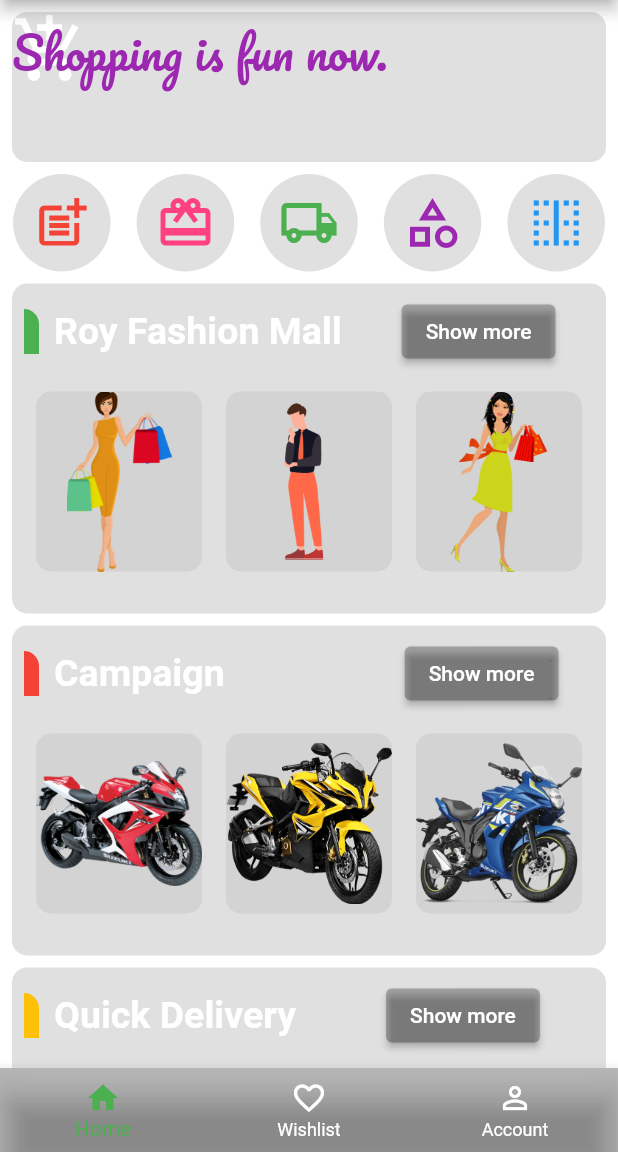
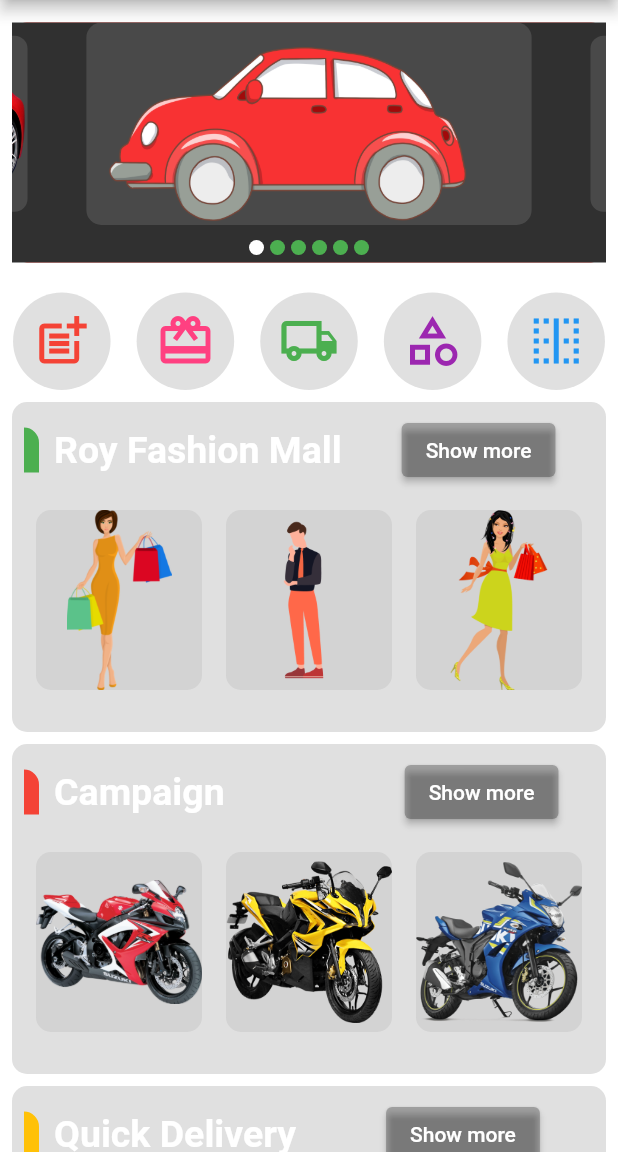
Before and after one commit to AvijitRoy12/responsive_flutter_app, a Flutter app: the ecHome screen opened directly, on a phone screen of 412 x 824 dp, the part 84-1236 px from its top. Run offline on Flutter 3.47's test engine with Material 2 defaults, Android fonts, the phone set to English and light mode, and no system bars; drawn by our look-alikes of carousel_slider; our stand-ins replace font_awesome_flutter.

Commit message:
Slider Added

```diff
--- /dev/null
+++ b/lib/constants.dart
@@ -0,0 +1,42 @@
+import 'package:flutter/material.dart';
+
+const kBottomContainerHeight = 70.0;
+const kInactiveCardColor = Color(0xFF111328);
+const kActiveCardColor = Color(0xFF1D1E33);
+const kBottomContainerColor = Color(0xFFEB1555);
+
+const kLabelTextStyle = TextStyle(
+  fontWeight: FontWeight.normal,color: Colors.white,fontFamily: 'Source Sans Pro',
+  fontSize: 17.0,
+);
+const kTableTextStyle = TextStyle(
+  fontWeight: FontWeight.normal,color: Colors.white,
+  fontSize: 19.0,
+);
+
+const kNumberTextStyle = TextStyle(fontSize: 50.0,
+    fontWeight: FontWeight.w900
+);
+
+const kTitleTextStyle = TextStyle(
+  fontSize: 40.0, color: Colors.white, fontWeight: FontWeight.bold
+);
+
+const kResultTextStyle = TextStyle(
+  fontSize: 20.0, color: Colors.green,
+);
+
+const kResultNumberTextStyle = TextStyle(
+  fontSize: 100.0, color: Colors.white, fontWeight: FontWeight.bold,
+);
+const kBodyTextStyle = TextStyle(
+  fontSize: 22.0, color: Colors.white70, fontWeight: FontWeight.bold,
+);
+
+const kBottomButtonTextStyle = TextStyle(
+  fontSize: 25.0, color: Colors.white, fontWeight: FontWeight.bold,
+);
+
+const kDrawerHeaderTextStyle = TextStyle(
+  fontSize: 20.0, color: Colors.white, fontWeight: FontWeight.bold,
+);
--- a/lib/echome.dart
+++ b/lib/echome.dart
@@ -3,7 +3,7 @@ import 'package:flutter/material.dart';
 import 'package:flutter/widgets.dart';
 import 'drawer.dart';
 import 'reusablecards.dart';
-
+import 'slider_image.dart';
 class ecHome extends StatelessWidget {
   @override
   Widget build(BuildContext context) {
@@ -13,39 +13,39 @@ class ecHome extends StatelessWidget {
       drawer: Drawer(
         child: drawer_content(),
       ),
-      bottomNavigationBar: Container(
-        decoration: BoxDecoration(
-            color: Colors.white12,
-            borderRadius: BorderRadius.only(
-              topRight: Radius.circular(40.0),
-              topLeft: Radius.circular(40.0),
-            )),
-        child: BottomNavigationBar(
-          backgroundColor: Colors.black26,
-          selectedItemColor: Colors.green,
-          unselectedItemColor: Colors.white,
-          items: <BottomNavigationBarItem>[
-            BottomNavigationBarItem(
-              icon: Icon(
-                Icons.home,
-              ),
-              label: 'Home',
-            ),
-            BottomNavigationBarItem(
-              icon: Icon(
-                Icons.favorite_border,
-              ),
-              label: 'Wishlist',
-            ),
-            BottomNavigationBarItem(
-              icon: Icon(
-                Icons.person_outline_outlined,
-              ),
-              label: 'Account',
-            ),
-          ],
-        ),
-      ),
+      // bottomNavigationBar: Container(
+      //   decoration: BoxDecoration(
+      //       color: Colors.white12,
+      //       borderRadius: BorderRadius.only(
+      //         topRight: Radius.circular(40.0),
+      //         topLeft: Radius.circular(40.0),
+      //       )),
+      //   child: BottomNavigationBar(
+      //     backgroundColor: Colors.black26,
+      //     selectedItemColor: Colors.green,
+      //     unselectedItemColor: Colors.white,
+      //     items: <BottomNavigationBarItem>[
+      //       BottomNavigationBarItem(
+      //         icon: Icon(
+      //           Icons.home,
+      //         ),
+      //         label: 'Home',
+      //       ),
+      //       BottomNavigationBarItem(
+      //         icon: Icon(
+      //           Icons.favorite_border,
+      //         ),
+      //         label: 'Wishlist',
+      //       ),
+      //       BottomNavigationBarItem(
+      //         icon: Icon(
+      //           Icons.person_outline_outlined,
+      //         ),
+      //         label: 'Account',
+      //       ),
+      //     ],
+      //   ),
+      // ),
       appBar: AppBar(
         backgroundColor: Colors.black26,
         title: Text(
@@ -56,23 +56,32 @@ class ecHome extends StatelessWidget {
         child: ListView(
           children: [
             SizedBox(
-              height: 8.0,
+              height: 15.0,
             ),
             Row(
               children: [
                 ReusableCards(
-                  color: Colors.black12,
-                  height: 100.0,
+                  color: Colors.red,
+                  height: 160.0,
                   borderRadius: BorderRadius.circular(10.0),
-                  childcard: Stack(children: [
-                    Icon(Icons.add_shopping_cart,color: Colors.white,size: 50,),
-                    Text('Shopping is fun now.',style: TextStyle(color: Colors.purple,fontSize: 30,fontFamily: 'Pacifico'),)
-                  ],),
+                  childcard: CarouselDemo(),
+                  // childcard: Stack(
+                  //   children: [
+                  //     Text(
+                  //       'Shopping is fun now.',
+                  //       textAlign: TextAlign.center,
+                  //       style: TextStyle(
+                  //           color: Colors.purple,
+                  //           fontSize: 40,
+                  //           fontFamily: 'Pacifico'),
+                  //     )
+                  //   ],
+                  // ),
                 ),
               ],
             ),
             SizedBox(
-              height: 8.0,
+              height: 20.0,
             ),
             Row(
               children: [
--- a/lib/homepage_content.dart
+++ b/lib/homepage_content.dart
@@ -2,6 +2,7 @@ import 'package:flutter/cupertino.dart';
 import 'package:flutter/material.dart';
 import 'drawer.dart';
 import 'reusablecards.dart';
+import 'slider_image.dart';
 
 class HomePage_Content extends StatefulWidget {
   @override
@@ -35,6 +36,7 @@ class _HomePage_ContentState extends State<HomePage_Content> {
                   color: Colors.blueGrey,
                   height: 120.0,
                   borderRadius: BorderRadius.circular(10.0),
+                  childcard: CarouselDemo(),
                 ),
               ],
             ),
--- a/lib/main.dart
+++ b/lib/main.dart
@@ -13,10 +13,11 @@ class Multi_Design extends StatelessWidget {
   Widget build(BuildContext context) {
     return MaterialApp(
       debugShowCheckedModeBanner: false,
-      theme: ThemeData.dark().copyWith(
-        primaryColor: Color(0xFF1B2347),
-        scaffoldBackgroundColor: Color(0xFF161A31),
-      ),
+      theme: ThemeData.dark(),
+      // theme: ThemeData.dark().copyWith(
+      //   primaryColor: Color(0xFF1B2347),
+      //   scaffoldBackgroundColor: Color(0xFF161A31),
+      // ),
       home: Scaffold(
         drawer: Drawer(
           child: drawer_content(),
--- /dev/null
+++ b/lib/slider_image.dart
@@ -0,0 +1,128 @@
+import 'package:flutter/material.dart';
+import 'package:carousel_slider/carousel_slider.dart';
+import 'constants.dart';
+
+class CarouselDemo extends StatefulWidget {
+  CarouselDemo() : super();
+
+
+  final String title = "Carousel Demo";
+
+  @override
+  CarouselDemoState createState() => CarouselDemoState();
+}
+
+class CarouselDemoState extends State<CarouselDemo> {
+  //
+  CarouselSlider carouselSlider;
+  int _current = 0;
+  List imgList = [
+    'images/car1.png',
+    'images/car2.png',
+    'images/car3.png',
+    'images/car4.png',
+    'images/car5.png',
+    'images/car6.png',
+  ];
+
+  List<T> map<T>(List list, Function handler) {
+    List<T> result = [];
+    for (var i = 0; i < list.length; i++) {
+      result.add(handler(i, list[i]));
+    }
+    return result;
+  }
+
+  @override
+  Widget build(BuildContext context) {
+    return Scaffold(
+      // appBar: AppBar(
+      //   title: Text(widget.title),
+      // ),
+      body: Container(
+        child: ListView(
+          // mainAxisAlignment: MainAxisAlignment.center,
+          // crossAxisAlignment: CrossAxisAlignment.center,
+          children: <Widget>[
+            carouselSlider = CarouselSlider(
+              height: 135.0,
+              initialPage: 0,
+              enlargeCenterPage: true,
+              autoPlay: true,
+              reverse: false,
+              enableInfiniteScroll: true,
+              autoPlayInterval: Duration(seconds: 3),
+              autoPlayAnimationDuration: Duration(milliseconds: 1500),
+              pauseAutoPlayOnTouch: Duration(seconds: 10),
+              scrollDirection: Axis.horizontal,
+              onPageChanged: (index) {
+                setState(() {
+                  _current = index;
+                });
+              },
+              items: imgList.map((imgUrl) {
+                return Builder(
+                  builder: (BuildContext context) {
+                    return Container(
+                      width: MediaQuery.of(context).size.width,
+                      margin: EdgeInsets.symmetric(horizontal: 10.0),
+                      decoration: BoxDecoration(
+                        borderRadius: BorderRadius.circular(10.0),
+                        color: Colors.white12,
+                      ),
+                      child: Image.asset(
+                        imgUrl,
+                        fit: BoxFit.cover,
+                      ),
+                    );
+                  },
+                );
+              }).toList(),
+            ),
+
+            Row(
+              mainAxisAlignment: MainAxisAlignment.center,
+              children: map<Widget>(imgList, (index, url) {
+                return Container(
+                  width: 10.0,
+                  height: 10.0,
+                  margin: EdgeInsets.symmetric(vertical: 10.0, horizontal: 2.0),
+                  decoration: BoxDecoration(
+                    shape: BoxShape.circle,
+                    color: _current == index ? Colors.white : Colors.green,
+                  ),
+                );
+              }),
+            ),
+            // SizedBox(
+            //   height: 2.0,
+            // ),
+            // Row(
+            //   mainAxisAlignment: MainAxisAlignment.center,
+            //   children: <Widget>[
+            //     OutlineButton(
+            //       onPressed: goToPrevious,
+            //       child: Text("<"),
+            //     ),
+            //     OutlineButton(
+            //       onPressed: goToNext,
+            //       child: Text(">"),
+            //     ),
+            //   ],
+            // ),
+          ],
+        ),
+      ),
+    );
+  }
+
+  goToPrevious() {
+    carouselSlider.previousPage(
+        duration: Duration(milliseconds: 300), curve: Curves.ease);
+  }
+
+  goToNext() {
+    carouselSlider.nextPage(
+        duration: Duration(milliseconds: 300), curve: Curves.decelerate);
+  }
+}
--- a/pubspec.yaml
+++ b/pubspec.yaml
@@ -30,6 +30,7 @@ dependencies:
   flutter_search_bar: ^2.1.0
   material_floating_search_bar: ^0.3.4
   font_awesome_flutter: ^9.1.0
+  carousel_slider: ^1.3.0
 
 dev_dependencies:
   flutter_test:
```
Also changed, not shown: pubspec.lock, 1 other file.
